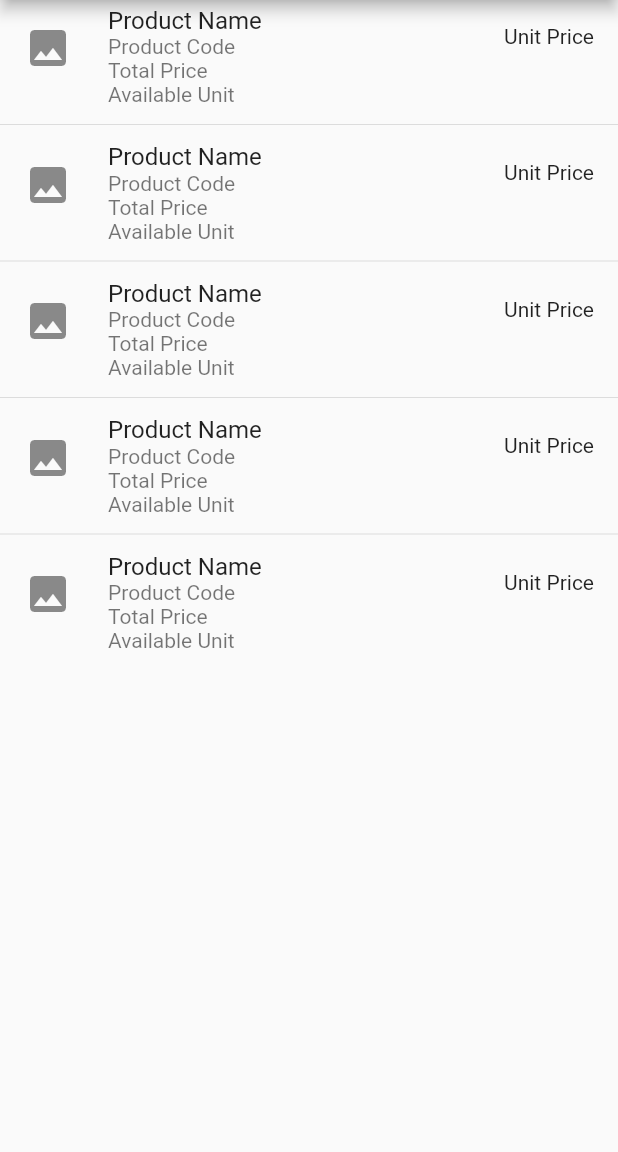
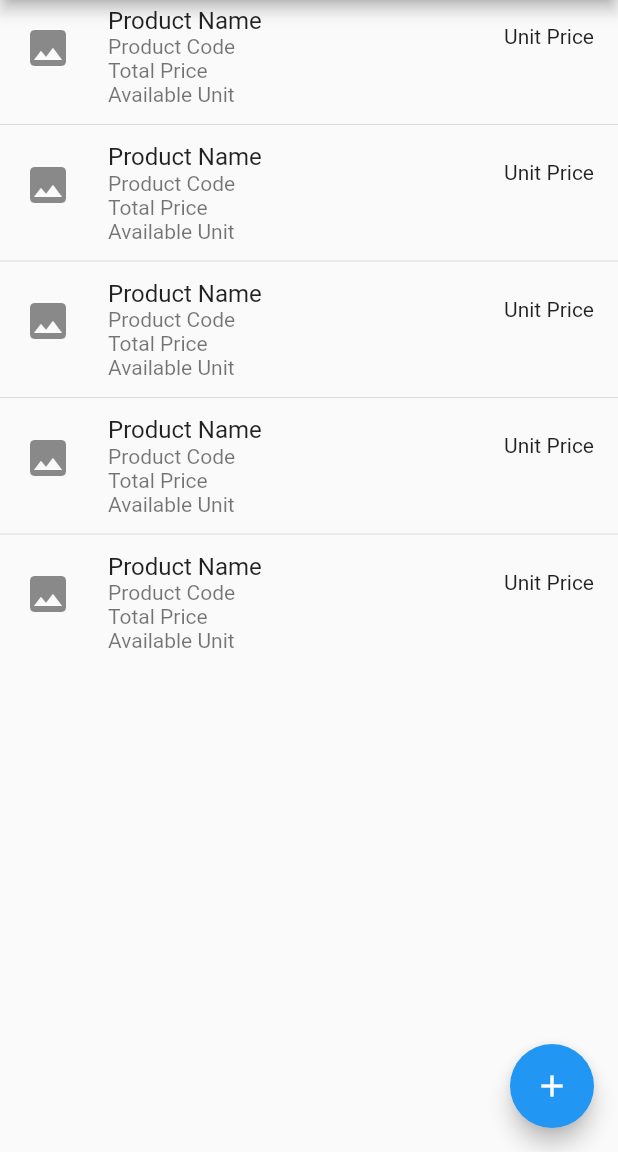
Before and after one commit to fakhruddin07/crud_app_using_rest_api, a Flutter app: the screen it shows after launch, on a phone screen of 412 x 824 dp, the part 84-1236 px from its top. Run offline on Flutter 3.47's test engine with Material 2 defaults, Android fonts, the phone set to English and light mode, and no system bars.

Commit message:
add floating action button

```diff
--- a/lib/home_screen.dart
+++ b/lib/home_screen.dart
@@ -15,6 +15,10 @@ class _HomeScreenState extends State<HomeScreen> {
         title: const Text("CRUD App Using REST API"),
         centerTitle: true,
       ),
+      floatingActionButton: FloatingActionButton(
+        onPressed: () {},
+        child: const Icon(Icons.add),
+      ),
       body: ListView.separated(
         itemCount: 5,
         separatorBuilder: (BuildContext context, int index) {
@@ -22,7 +26,10 @@ class _HomeScreenState extends State<HomeScreen> {
         },
         itemBuilder: (context, index) {
           return ListTile(
-          leading: Icon(Icons.image, size: 32,),
+            leading: Icon(
+              Icons.image,
+              size: 32,
+            ),
             title: Text("Product Name"),
             subtitle: Column(
               crossAxisAlignment: CrossAxisAlignment.start,
```
Lines whose indentation alone changed are shown as unchanged.
